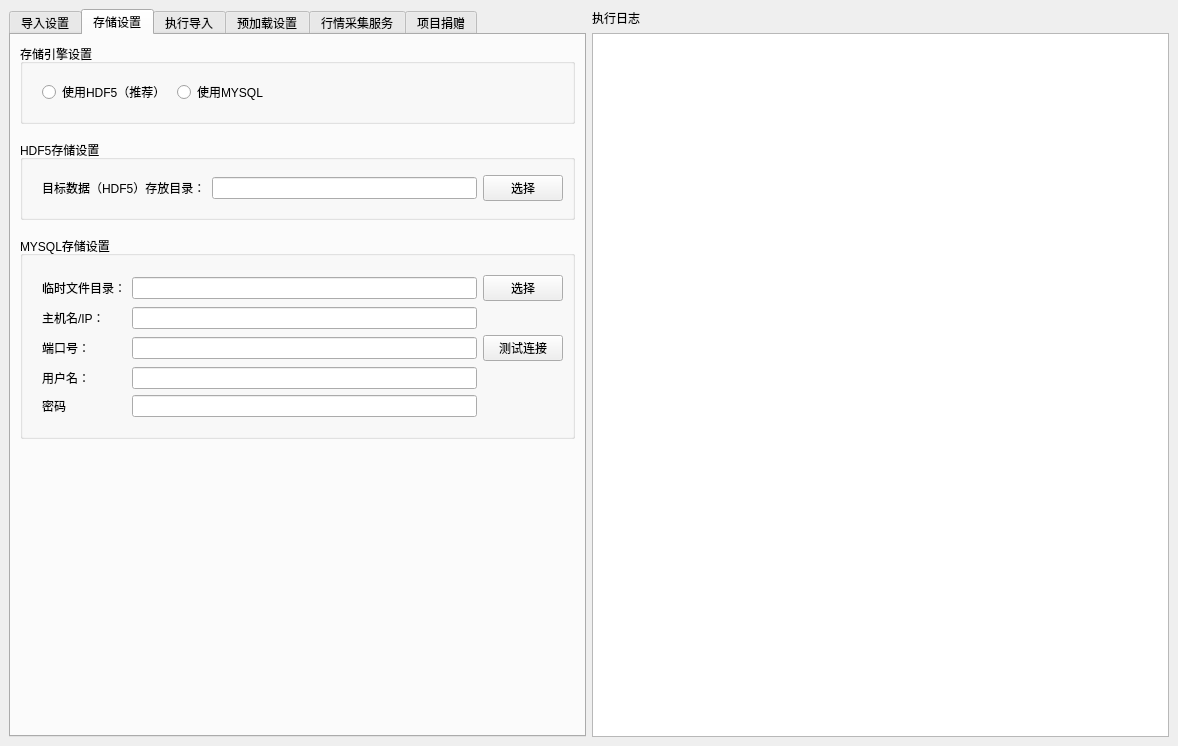
Above: hikyuu/gui/data/MainWindow.ui from fasiondog/hikyuu before the change. Below: the same form after it.
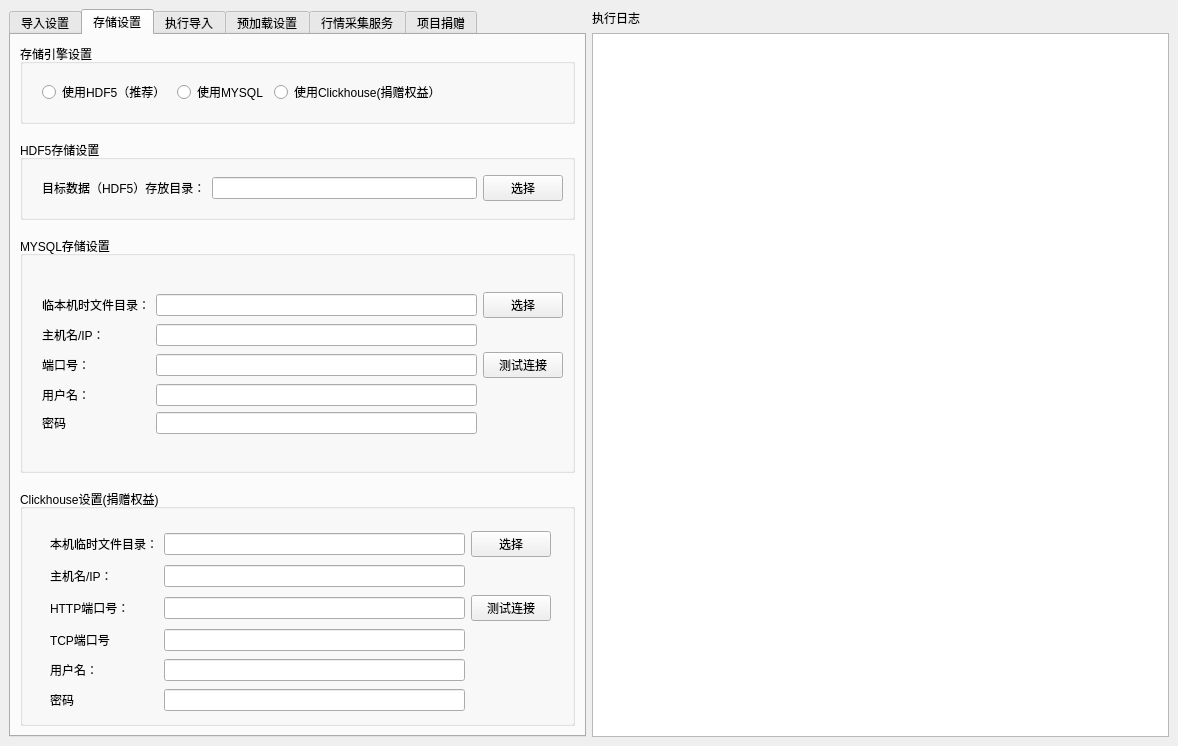
That is the form after the change. The open tabs and pages were chosen to show the change. Icons and pictures are not drawn.

Commit message: add clickhouse support (continue)

Patch:
```diff
--- a/hikyuu/gui/data/MainWindow.ui
+++ b/hikyuu/gui/data/MainWindow.ui
@@ -553,6 +553,13 @@
                </property>
               </widget>
              </item>
+             <item>
+              <widget class="QRadioButton" name="enable_clickhouse_radioButton">
+               <property name="text">
+                <string>使用Clickhouse(捐赠权益）</string>
+               </property>
+              </widget>
+             </item>
              <item>
               <spacer name="horizontalSpacer_10">
                <property name="orientation">
@@ -721,7 +728,7 @@
              <item row="0" column="0">
               <widget class="QLabel" name="label_20">
                <property name="text">
-                <string>临时文件目录：</string>
+                <string>临本机时文件目录：</string>
                </property>
               </widget>
              </item>
@@ -746,7 +753,7 @@
            <enum>Qt::Vertical</enum>
           </property>
           <property name="sizeType">
-           <enum>QSizePolicy::Expanding</enum>
+           <enum>QSizePolicy::Fixed</enum>
           </property>
           <property name="sizeHint" stdset="0">
            <size>
@@ -756,6 +763,108 @@
           </property>
          </spacer>
         </item>
+        <item>
+         <widget class="QGroupBox" name="groupBox_8">
+          <property name="title">
+           <string>Clickhouse设置(捐赠权益)</string>
+          </property>
+          <widget class="QWidget" name="layoutWidget_2">
+           <property name="geometry">
+            <rect>
+             <x>20</x>
+             <y>30</y>
+             <width>511</width>
+             <height>208</height>
+            </rect>
+           </property>
+           <layout class="QGridLayout" name="gridLayout_7">
+            <property name="leftMargin">
+             <number>10</number>
+            </property>
+            <property name="topMargin">
+             <number>10</number>
+            </property>
+            <property name="bottomMargin">
+             <number>10</number>
+            </property>
+            <item row="2" column="2">
+             <widget class="QPushButton" name="clickhouse_test_pushButton">
+              <property name="text">
+               <string>测试连接</string>
+              </property>
+             </widget>
+            </item>
+            <item row="5" column="0">
+             <widget class="QLabel" name="label_52">
+              <property name="text">
+               <string>密码</string>
+              </property>
+             </widget>
+            </item>
+            <item row="1" column="0">
+             <widget class="QLabel" name="label_54">
+              <property name="text">
+               <string>主机名/IP：</string>
+              </property>
+             </widget>
+            </item>
+            <item row="2" column="0">
+             <widget class="QLabel" name="label_51">
+              <property name="text">
+               <string>HTTP端口号：</string>
+              </property>
+             </widget>
+            </item>
+            <item row="0" column="0">
+             <widget class="QLabel" name="label_53">
+              <property name="text">
+               <string>本机临时文件目录：</string>
+              </property>
+             </widget>
+            </item>
+            <item row="5" column="1">
+             <widget class="QLineEdit" name="clickhouse_pwd_lineEdit"/>
+            </item>
+            <item row="2" column="1">
+             <widget class="QLineEdit" name="clickhouse_http_port_lineEdit"/>
+            </item>
+            <item row="4" column="1">
+             <widget class="QLineEdit" name="clickhouse_usr_lineEdit"/>
+            </item>
+            <item row="0" column="1">
+             <widget class="QLineEdit" name="clickhouse_tmpdir_lineEdit"/>
+            </item>
+            <item row="1" column="1">
+             <widget class="QLineEdit" name="clickhouse_ip_lineEdit"/>
+            </item>
+            <item row="0" column="2">
+             <widget class="QPushButton" name="clickhouse_tmpdir_pushButton">
+              <property name="text">
+               <string>选择</string>
+              </property>
+             </widget>
+            </item>
+            <item row="4" column="0">
+             <widget class="QLabel" name="label_50">
+              <property name="text">
+               <string>用户名：</string>
+              </property>
+             </widget>
+            </item>
+            <item row="3" column="0">
+             <widget class="QLabel" name="label_55">
+              <property name="text">
+               <string>TCP端口号</string>
+              </property>
+             </widget>
+            </item>
+            <item row="3" column="1">
+             <widget class="QLineEdit" name="clickhouse_port_lineEdit"/>
+            </item>
+           </layout>
+          </widget>
+         </widget>
+        </item>
        </layout>
       </widget>
       <widget class="QWidget" name="tab_2">
```
Left out of the diff: 54 changed lines with no effect on the pictures. The commit also changes 12 other files.
